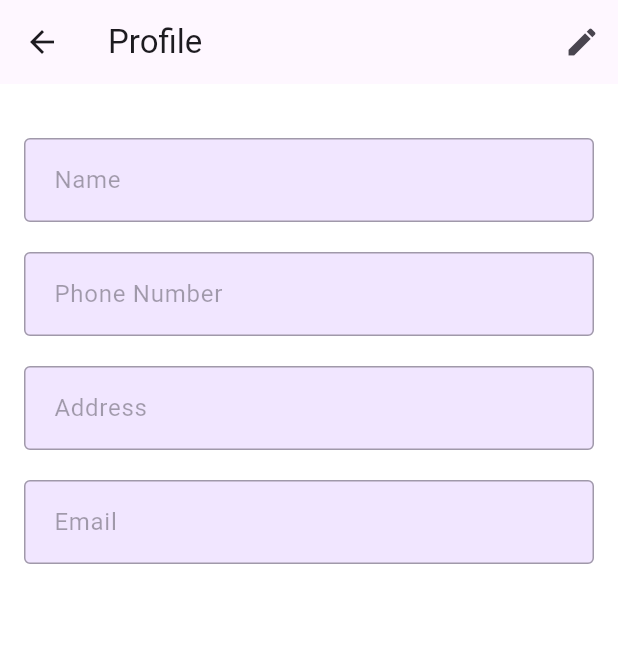
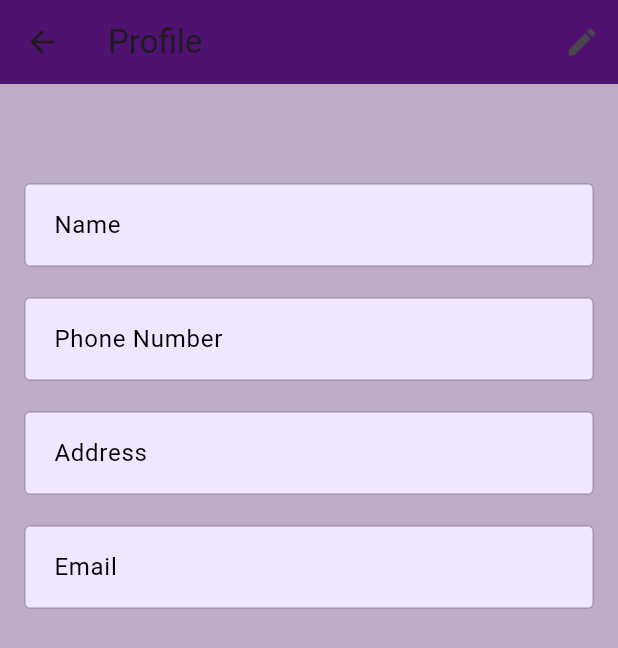
Before and after one commit to Juiceyyyy/UniPay, a Flutter app: the ProfilePage screen opened directly, on a phone screen of 412 x 824 dp. Shown: the top 648 px of the screen. Run offline on Flutter 3.47's test engine with Material 3 defaults, Android fonts, the phone set to English and light mode, and no system bars; our stand-ins replace cloud_firestore, curved_navigation_bar, firebase_auth, firebase_core, flutter_svg, google_sign_in and 3 more; missing offline and left inert: qr_code_scanner; accounts and stored records are empty.

Commit message:
UI tweeks

```diff
--- a/lib/Screens/Profile/profile.dart
+++ b/lib/Screens/Profile/profile.dart
@@ -1,4 +1,6 @@
 import 'package:flutter/material.dart';
+
+import '../../components/constants.dart';
 
 class ProfilePage extends StatefulWidget {
   @override
@@ -16,8 +18,9 @@ class _ProfilePageState extends State<ProfilePage> {
   @override
   Widget build(BuildContext context) {
     return Scaffold(
-      appBar: AppBar(
+        appBar: AppBar(
         title: Text('Profile'),
+        backgroundColor: color15,
         actions: [
           IconButton(
             icon: Icon(Icons.edit),
@@ -29,45 +32,79 @@ class _ProfilePageState extends State<ProfilePage> {
           ),
         ],
       ),
-      body: Padding(
+      body: SingleChildScrollView(
+       child: Container(
+        width: double.infinity,
+        child: Column(
+      crossAxisAlignment: CrossAxisAlignment.center,
+    children: [
+          Padding(
         padding: const EdgeInsets.all(16.0),
-        child: Column(
+            child: Column(
           crossAxisAlignment: CrossAxisAlignment.start,
           children: [
-            SizedBox(height: 20),
-            TextFormField(
+              SizedBox(height: 50),
+              TextFormField(
               controller: _nameController,
               enabled: _isEditing,
+                cursorColor: Colors.black,
               decoration: InputDecoration(
                 labelText: 'Name',
-                border: OutlineInputBorder(),
+                labelStyle: TextStyle(color: Colors.black),
+                border: OutlineInputBorder(
+                  borderSide: BorderSide(color: Colors.black), // Change the outline border color
+                ),
+                focusedBorder: OutlineInputBorder(
+                  borderSide: BorderSide(color: Colors.black), // Change the focused border color
+                ),
               ),
             ),
             SizedBox(height: 20),
             TextFormField(
               controller: _phoneNumberController,
               enabled: _isEditing,
+              cursorColor: Colors.black,
               decoration: InputDecoration(
                 labelText: 'Phone Number',
-                border: OutlineInputBorder(),
+                labelStyle: TextStyle(color: Colors.black),
+                border: OutlineInputBorder(
+                  borderSide: BorderSide(color: Colors.black), // Change the outline border color
+                ),
+                focusedBorder: OutlineInputBorder(
+                  borderSide: BorderSide(color: Colors.black), // Change the focused border color
+                ),
               ),
             ),
             SizedBox(height: 20),
             TextFormField(
               controller: _addressController,
               enabled: _isEditing,
+              cursorColor: Colors.black,
               decoration: InputDecoration(
                 labelText: 'Address',
-                border: OutlineInputBorder(),
+                labelStyle: TextStyle(color: Colors.black),
+                border: OutlineInputBorder(
+                  borderSide: BorderSide(color: Colors.black), // Change the outline border color
+                ),
+                focusedBorder: OutlineInputBorder(
+                  borderSide: BorderSide(color: Colors.black), // Change the focused border color
+                ),
               ),
             ),
             SizedBox(height: 20),
             TextFormField(
               controller: _emailController,
-              enabled: false,
+              enabled: _isEditing,
+              cursorColor: Colors.black,
               decoration: InputDecoration(
                 labelText: 'Email',
-                border: OutlineInputBorder(),
+                labelStyle: TextStyle(color: Colors.black),
+                border: OutlineInputBorder(
+                  borderSide: BorderSide(color: Colors.black), // Change the outline border color
+                ),
+                focusedBorder: OutlineInputBorder(
+                  borderSide: BorderSide(color: Colors.black), // Change the focused border color
+                ),
               ),
             ),
             SizedBox(height: 20),
@@ -84,6 +121,9 @@ class _ProfilePageState extends State<ProfilePage> {
           ],
         ),
       ),
+    ])
+       )
+      )
     );
   }
 
--- a/lib/main.dart
+++ b/lib/main.dart
@@ -60,10 +60,10 @@ class MyApp extends StatelessWidget {
       title: 'UniPay',
       theme: ThemeData(
         primaryColor: kPrimaryColor,
-        scaffoldBackgroundColor: Colors.white,
+        scaffoldBackgroundColor: color12,
         elevatedButtonTheme: ElevatedButtonThemeData(
           style: ElevatedButton.styleFrom(
-            elevation: 0, backgroundColor: kPrimaryColor,
+            elevation: 0, backgroundColor: color15,
             shape: const StadiumBorder(),
             maximumSize: const Size(double.infinity, 56),
             minimumSize: const Size(double.infinity, 56),
```
Also changed, not shown: lib/Screens/Recieve/generate_qr_code.dart (+14 -9 lines).
